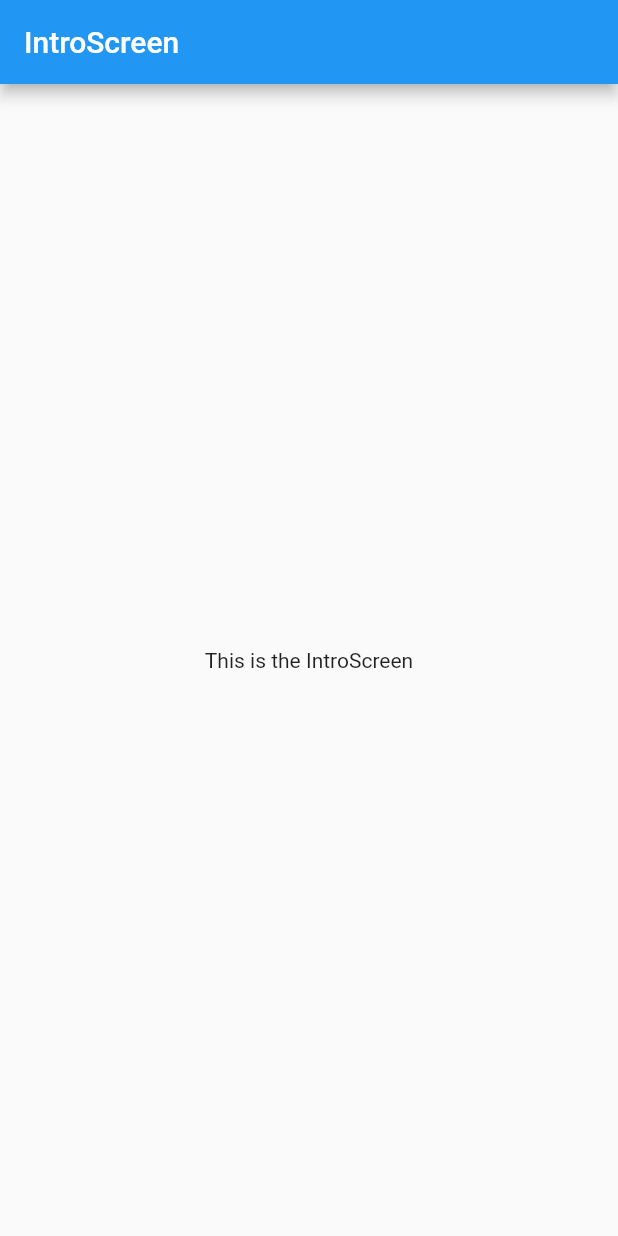
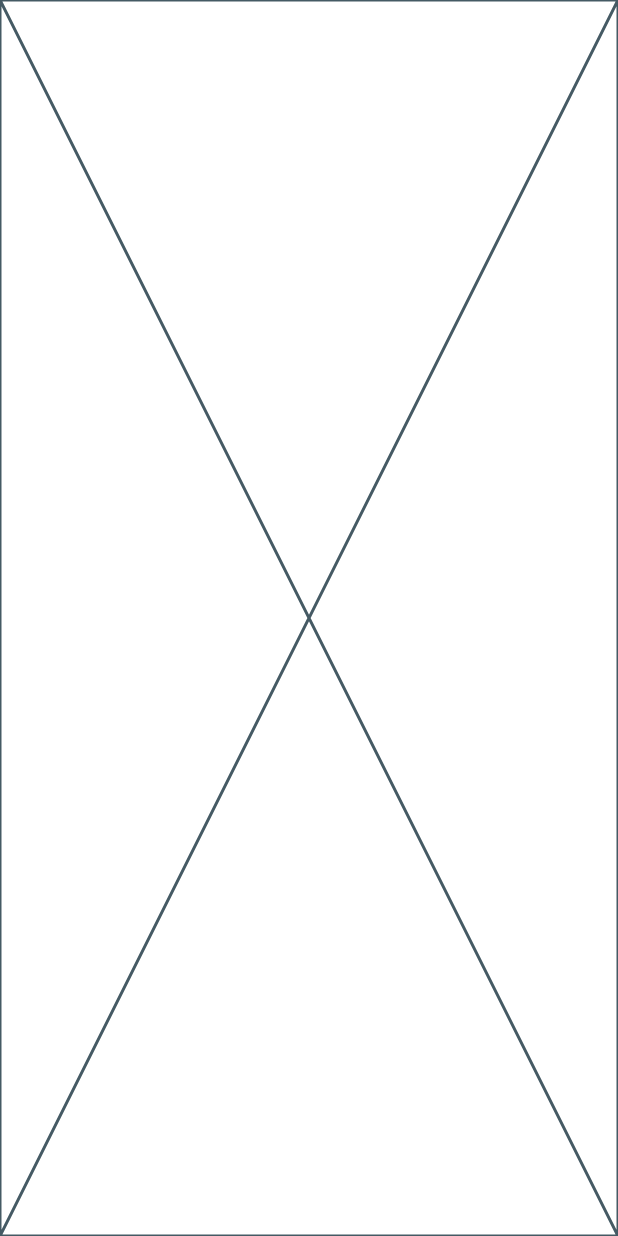
Before and after one commit to HimanishM25/epic_project, a Flutter app: the screen it shows after launch, on a phone screen of 412 x 824 dp. Run offline on Flutter 3.47's test engine with Material 2 defaults, Android fonts, the phone set to English and light mode, and no system bars; our stand-ins replace after_layout, flutter_screenutil, shared_preferences.

Commit message:
CleanUp: Nuke unused code and set page navigation

```diff
--- a/lib/main.dart
+++ b/lib/main.dart
@@ -1,7 +1,8 @@
+import 'package:epic_project/screens/firstpage.dart';
+import 'package:epic_project/screens/homepage.dart';
 import 'package:flutter/material.dart';
 import 'package:flutter_screenutil/flutter_screenutil.dart';
 import 'dart:async';
-
 import 'package:after_layout/after_layout.dart';
 import 'package:flutter/material.dart';
 import 'package:shared_preferences/shared_preferences.dart';
@@ -30,11 +31,11 @@ class SplashState extends State<Splash> with AfterLayoutMixin<Splash> {
 
     if (_seen) {
       Navigator.of(context).pushReplacement(
-          MaterialPageRoute(builder: (context) => Home()));
+          MaterialPageRoute(builder: (context) => homepage()));
     } else {
       await prefs.setBool('seen', true);
       Navigator.of(context).pushReplacement(
-          MaterialPageRoute(builder: (context) =>  IntroScreen()));
+          MaterialPageRoute(builder: (context) =>  firstpage()));
     }
   }
 
@@ -50,31 +51,3 @@ class SplashState extends State<Splash> with AfterLayoutMixin<Splash> {
     );
   }
 }
-
-class Home extends StatelessWidget {
-  @override
-  Widget build(BuildContext context) {
-    return Scaffold(
-      appBar: AppBar(
-        title: Text('Hello'),
-      ),
-      body: Center(
-        child: Text('This is the second page'),
-      ),
-    );
-  }
-}
-
-class IntroScreen extends StatelessWidget {
-  @override
-  Widget build(BuildContext context) {
-    return Scaffold(
-      appBar: AppBar(
-        title: Text('IntroScreen'),
-      ),
-      body: Center(
-        child: Text('This is the IntroScreen'),
-      ),
-    );
-  }
-}
--- a/lib/screens/firstpage.dart
+++ b/lib/screens/firstpage.dart
@@ -0,0 +1,16 @@
+import 'package:flutter/src/widgets/framework.dart';
+import 'package:flutter/src/widgets/placeholder.dart';
+
+class firstpage extends StatefulWidget {
+  const firstpage({super.key});
+
+  @override
+  State<firstpage> createState() => _firstpageState();
+}
+
+class _firstpageState extends State<firstpage> {
+  @override
+  Widget build(BuildContext context) {
+    return const Placeholder();
+  }
+}
```
Also changed, not shown: lib/screens/homepage.dart (+16 -0 lines).
